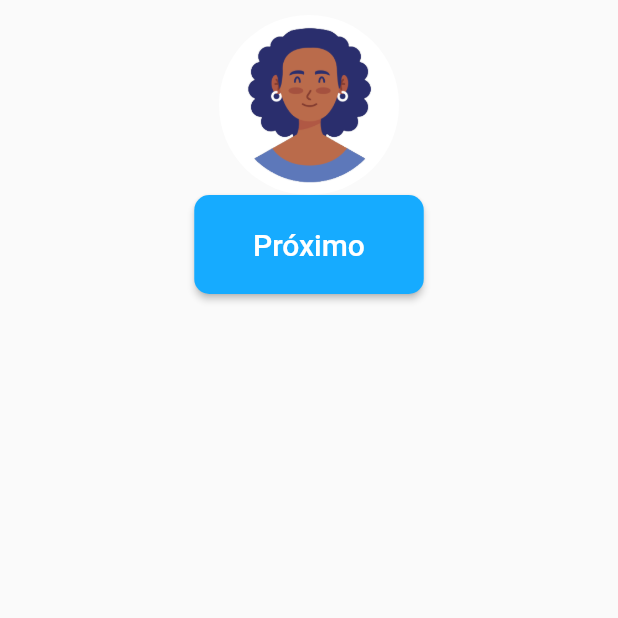
After one commit to pcalmeidaa/take_care, a Flutter app: the TelaPrincipal screen opened by its route, on a phone screen of 412 x 824 dp, the top half of it. The commit adds this screen. Run offline on Flutter 3.47's test engine with Material 2 defaults, Android fonts, the light colour scheme and no system bars; our stand-ins replace font_awesome_flutter, google_fonts, mask_text_input_formatter; project files that could hold a hidden picture were left out.

Commit message:
Começo da tela principal

```diff
--- a/lib/main.dart
+++ b/lib/main.dart
@@ -2,6 +2,7 @@
 
 import 'package:flutter/material.dart';
 import 'package:take_care/view/tela_bemvindo.dart';
+import 'package:take_care/view/tela_principal.dart';
 import 'view/tela_metodo_login.dart';
 import 'view/tela_login.dart';
 import 'view/tela_registro.dart';
@@ -24,6 +25,7 @@ void main() {
         'login': (context) => TelaLogin(),
         'signUp': (context) => TelaRegistro(),
         'dev': (context) => TelaDev(),
+        'main screen': (context) => TelaPrincipal(),
 
       },
     ),
--- /dev/null
+++ b/lib/view/tela_principal.dart
@@ -0,0 +1,57 @@
+import 'package:flutter/material.dart';
+import 'package:flutter/src/widgets/container.dart';
+import 'package:flutter/src/widgets/framework.dart';
+
+class TelaPrincipal extends StatefulWidget {
+  const TelaPrincipal({super.key});
+
+  @override
+  State<TelaPrincipal> createState() => _TelaPrincipalState();
+}
+
+class _TelaPrincipalState extends State<TelaPrincipal> {
+  @override
+  Widget build(BuildContext context) {
+    return Scaffold(
+      body: SingleChildScrollView(
+        child: Expanded(
+          child: Padding(
+            padding: EdgeInsets.all(10),
+            child: Center(
+              child: Column(
+                mainAxisAlignment: MainAxisAlignment.start,
+                children: [
+                    CircleAvatar(
+                      child: Image.asset("assets/images/registro.png"),
+                      radius: 60,
+                      backgroundColor: Colors.white,
+                    ),
+
+                    SizedBox(
+                    width: 153,
+                    height: 66,
+                    child: ElevatedButton(
+                        onPressed: () {
+                          Navigator.of(context).pushNamed('about');
+                        },
+                        // ignore: sort_child_properties_last
+                        child: const Text(
+                          'Próximo',
+                          style: TextStyle(fontSize: 20),
+                        ),
+                        style: ElevatedButton.styleFrom(
+                          primary: Color(0xff16ABFF),
+                          shape: RoundedRectangleBorder(
+                            borderRadius: BorderRadius.circular(10),
+                          ),
+                        )),
+                  )
+                ],
+              ),
+            ),
+          ),
+        ),
+      ),
+    );
+  }
+}
```
